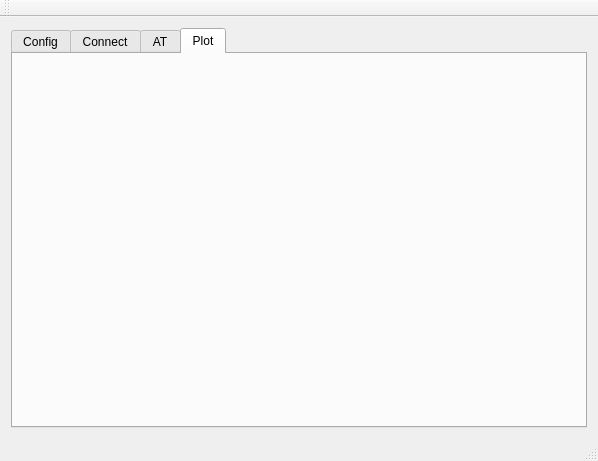
Above: nn2sense/nn2sense/mainwindow.ui from saul-rodriguez/Qt before the change. Below: the same form after it.
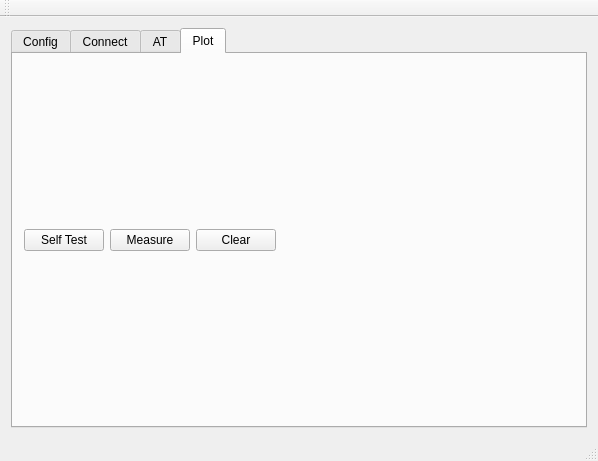
That is the form after the change.

```diff
--- a/nn2sense/nn2sense/mainwindow.ui
+++ b/nn2sense/nn2sense/mainwindow.ui
@@ -225,7 +225,46 @@
          </attribute>
          <layout class="QGridLayout" name="gridLayout_6">
           <item row="0" column="0">
-           <layout class="QVBoxLayout" name="verticalLayout_3"/>
+           <layout class="QVBoxLayout" name="verticalLayout_3">
+            <item>
+             <layout class="QHBoxLayout" name="horizontalLayout_2">
+              <item>
+               <widget class="QPushButton" name="pushButtonTestNN2S">
+                <property name="text">
+                 <string>Self Test</string>
+                </property>
+               </widget>
+              </item>
+              <item>
+               <widget class="QPushButton" name="pushButtonMeasNN2S">
+                <property name="text">
+                 <string>Measure</string>
+                </property>
+               </widget>
+              </item>
+              <item>
+               <widget class="QPushButton" name="pushButtonClearPlot">
+                <property name="text">
+                 <string>Clear</string>
+                </property>
+               </widget>
+              </item>
+              <item>
+               <spacer name="horizontalSpacer">
+                <property name="orientation">
+                 <enum>Qt::Horizontal</enum>
+                </property>
+                <property name="sizeHint" stdset="0">
+                 <size>
+                  <width>40</width>
+                  <height>20</height>
+                 </size>
+                </property>
+               </spacer>
+              </item>
+             </layout>
+            </item>
+           </layout>
           </item>
          </layout>
         </widget>
```
Left out of the diff: 2 changed lines with no effect on the pictures.
